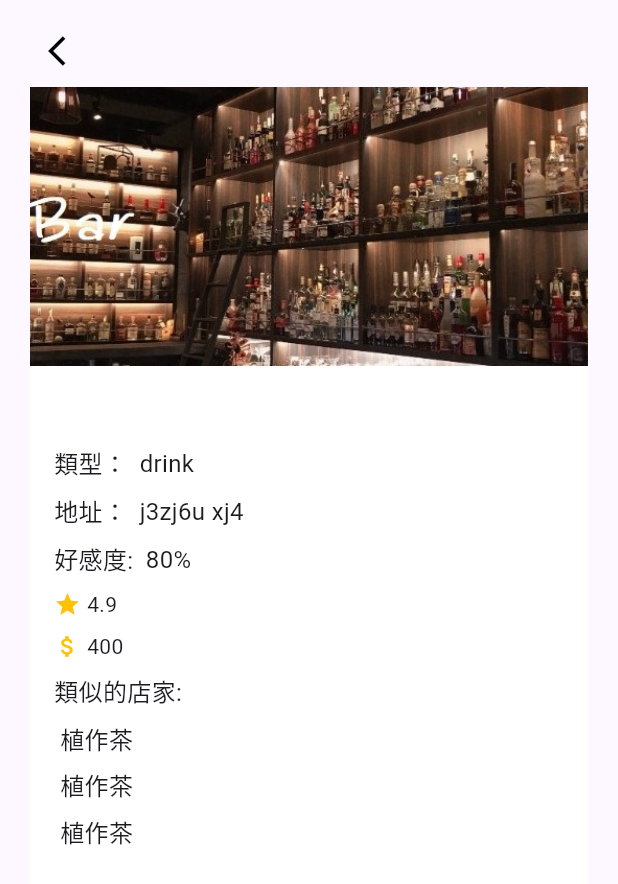
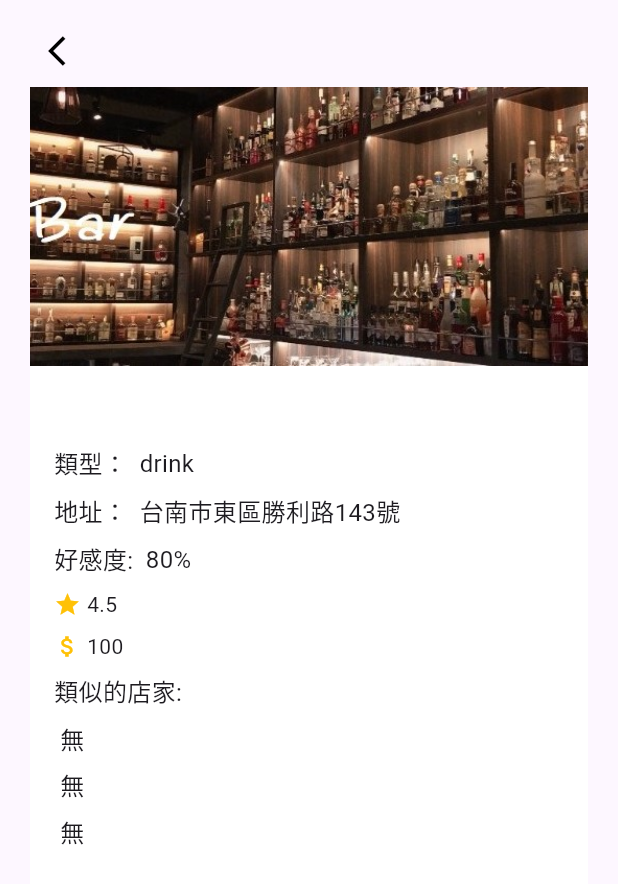
Before and after one commit to chi1027/APP_FinalProject, a Flutter app: the SightPage screen opened directly with empty values, on a phone screen of 412 x 824 dp. Shown: the top 884 px of the screen. Run offline on Flutter 3.47's test engine with Material 2 defaults, Android fonts, the phone set to English and light mode, and no system bars; our stand-ins replace cloud_firestore, firebase_auth, firebase_core, flutter_rating_bar, geolocator, google_maps_flutter and 3 more; missing offline and left inert: cloud_firestore_web, dart:ffi, firebase_auth_web, firebase_core_web, shared_preferences_web; accounts and stored records are empty.

Commit message:
更新景點介紹

```diff
--- a/app/lib/sightPage.dart
+++ b/app/lib/sightPage.dart
@@ -14,11 +14,14 @@ class Sight{
 class SightPage extends StatelessWidget {
   String sightName;
   SightPage(this.sightName);
+  late String re1 = "無";
+  late String re2 = "無";
+  late String re3 = "無";
   @override
   Widget build(BuildContext context) {
     ////////////////////////////////////////////////////////////////////////////////////
     // func(sightName) return Sight;
-    Sight sight = Sight(1, sightName, "j3zj6u xj4", 4.9, "drink",400);
+    Sight sight = Sight(1, sightName, "台南市東區勝利路143號", 4.5, "drink",100);
     ////////////////////////////////////////////////////////////////////////////////////
     return Scaffold(
         resizeToAvoidBottomInset: false,
@@ -133,6 +136,8 @@ class SightPage extends StatelessWidget {
                               ),
                             ],
                           ),
+                          ///////////////////////////////////////////////////////////////////////////////////////////
+                          //推薦系統
                           SizedBox(height: 8),
                           Row(
                             children: <Widget>[
@@ -147,7 +152,7 @@ class SightPage extends StatelessWidget {
                             children: <Widget>[
                               SizedBox(width: 4),
                               Text(
-                                "植作茶",
+                                re1.toString(),
                                 style: TextStyle(fontSize: 16),
                               ),
                             ],
@@ -158,7 +163,7 @@ class SightPage extends StatelessWidget {
                               SizedBox(width: 4),
                               GestureDetector(
                                 child: Text(
-                                  "植作茶",
+                                  re2.toString(),
                                   style: TextStyle(fontSize: 16),
                                 ),
                               ),
@@ -169,12 +174,12 @@ class SightPage extends StatelessWidget {
                             children: <Widget>[
                               SizedBox(width: 4),
                               Text(
-                                "植作茶",
+                                re3.toString(),
                                 style: TextStyle(fontSize: 16),
-
                               ),
                             ],
                           ),
+                          /////////////////////////////////////////////////////////////////////////////////////
                         ],
                       ),
                     ),
```
